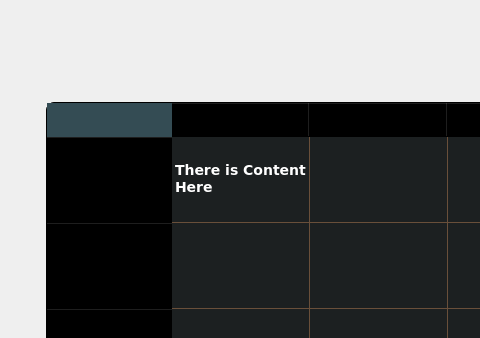
This is WranaSection/Admin_View.ui in SEGA-ABBASYA/Data_Structures as Qt 5 draws it before an edit; both pictures show x 258 to 738 and y 0 to 338 of the 1280 by 720 pixel window. The edited form follows.
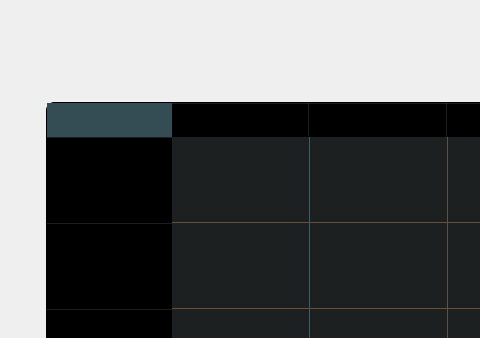
This is the edited form. The open tabs and pages were chosen to show the change. Icons and pictures are not drawn.

```diff
--- a/WranaSection/Admin_View.ui
+++ b/WranaSection/Admin_View.ui
@@ -2325,7 +2325,7 @@
       </column>
       <item row="0" column="0">
        <property name="text">
-        <string>There is Content Here</string>
+        <string/>
        </property>
       </item>
      </widget>
```
Left out of the diff: 2 changed lines with no effect on the pictures.
